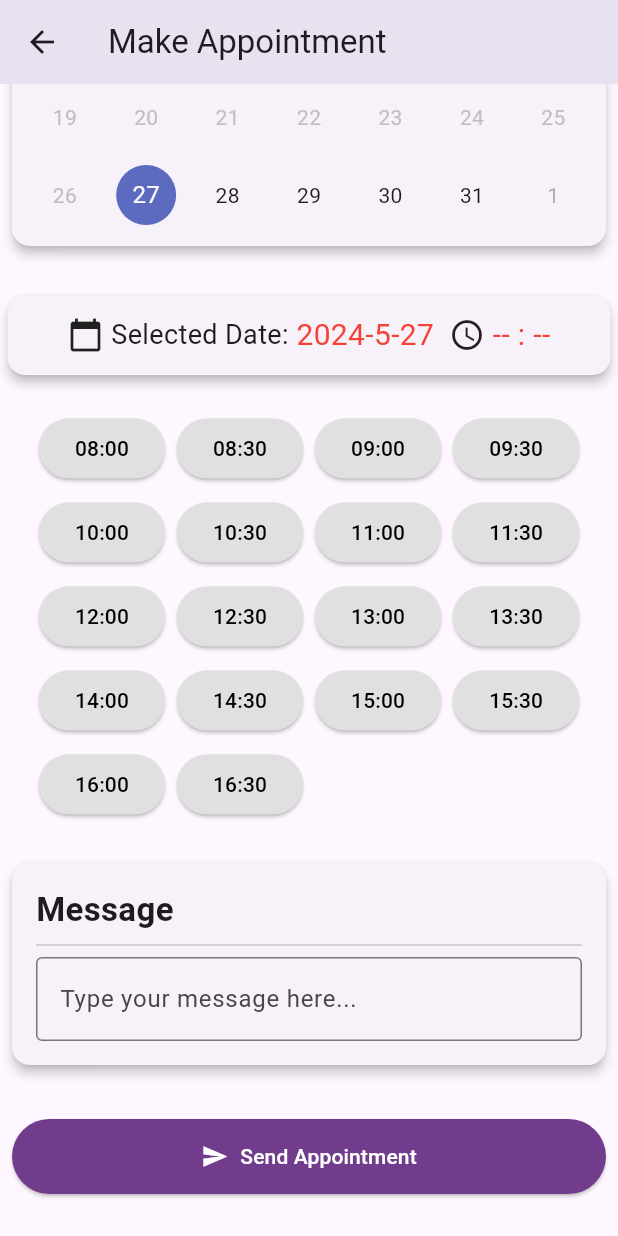
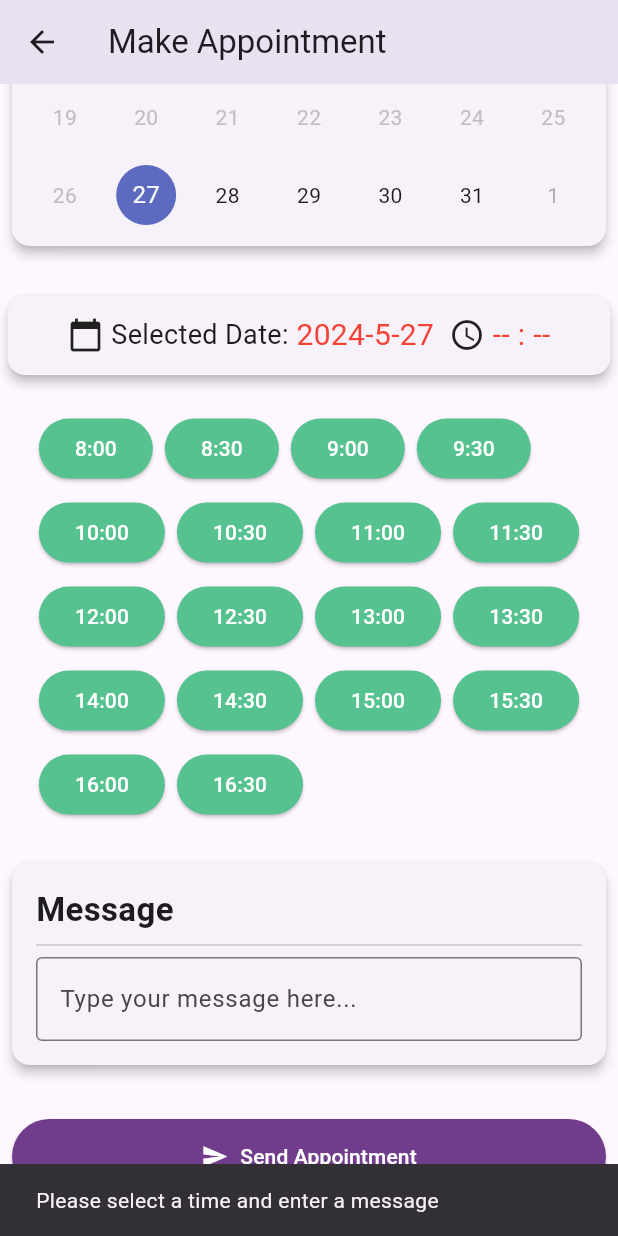
Before and after one commit to MarkPeter19/DocChat, a Flutter app: the MakeAppointmentScreen screen opened directly with empty values, scrolled down 256 dp, after a tap on "Send Appointment", on a phone screen of 412 x 824 dp. Run offline on Flutter 3.47's test engine with Material 3 defaults, Android fonts, the phone set to English and light mode, and no system bars; drawn by our look-alikes of table_calendar; our stand-ins replace cloud_firestore, file_picker, firebase_auth, firebase_core, firebase_storage, image_picker; missing offline and left inert: advance_pdf_viewer2; accounts and stored records are empty.

Commit message:
Added MakeAppointmentScreen with logic :D

```diff
--- a/Client/lib/screens/DoctorScreens/Requests/MakeAppointmentScreen.dart
+++ b/Client/lib/screens/DoctorScreens/Requests/MakeAppointmentScreen.dart
@@ -1,3 +1,5 @@
+import 'package:doctorgpt/screens/DoctorScreens/DoctorHomeScreen.dart';
+import 'package:doctorgpt/services/booking_services.dart';
 import 'package:flutter/material.dart';
 import 'package:table_calendar/table_calendar.dart';
 
@@ -20,6 +22,28 @@ class _MakeAppointmentScreenState extends State<MakeAppointmentScreen> {
   DateTime _selectedDay = DateTime.now();
   TextEditingController _messageController = TextEditingController();
   String? _selectedTime;
+  List<String> _bookedTimeSlots = [];
+
+  final BookingServices _bookingServices = BookingServices();
+
+  @override
+  void initState() {
+    super.initState();
+    _fetchBookedTimeSlots();
+  }
+
+  // Fetch booked time slots for the selected day
+  Future<void> _fetchBookedTimeSlots() async {
+    List<String> bookedTimeSlots = await _bookingServices.getBookedTimeSlots(
+      doctorId: widget.doctorId,
+      year: _selectedDay.year,
+      month: _selectedDay.month,
+      day: _selectedDay.day,
+    );
+    setState(() {
+      _bookedTimeSlots = bookedTimeSlots;
+    });
+  }
 
   @override
   Widget build(BuildContext context) {
@@ -53,6 +77,7 @@ class _MakeAppointmentScreenState extends State<MakeAppointmentScreen> {
                     setState(() {
                       _selectedDay = selectedDay;
                       _selectedTime = null; // Reset selected time when day changes
+                      _fetchBookedTimeSlots(); // Fetch booked time slots for the selected day
                     });
                   },
                 ),
@@ -107,8 +132,9 @@ class _MakeAppointmentScreenState extends State<MakeAppointmentScreen> {
             Wrap(
               spacing: 8.0,
               runSpacing: 8.0,
-              children: _buildTimeButtons(),
+              children: _buildTimeButtons(_bookedTimeSlots),
             ),
+
             SizedBox(height: 20),
 
             //message
@@ -143,7 +169,47 @@ class _MakeAppointmentScreenState extends State<MakeAppointmentScreen> {
             Padding(
               padding: const EdgeInsets.all(8.0),
               child: ElevatedButton.icon(
-                onPressed: () => {},
+                onPressed: () async {
+                  if (_selectedTime != null && _messageController.text.isNotEmpty) {
+                    // Ellenőrizzük, hogy az adott időpontra már van-e foglalás
+                    bool isAvailable = await _bookingServices.isAppointmentAvailable(
+                      doctorId: widget.doctorId,
+                      year: _selectedDay.year,
+                      month: _selectedDay.month,
+                      day: _selectedDay.day,
+                      hourMinute: _selectedTime!,
+                    );
+
+                    if (isAvailable) {
+                      // Ha elérhető az időpont, mentjük a foglalást
+                      _bookingServices.saveAppointment(
+                        doctorId: widget.doctorId,
+                        patientId: widget.patientId,
+                        year: _selectedDay.year,
+                        month: _selectedDay.month,
+                        day: _selectedDay.day,
+                        hourMinute: _selectedTime!,
+                        message: _messageController.text,
+                      );
+                      ScaffoldMessenger.of(context).showSnackBar(
+                        SnackBar(content: Text('Appointment saved successfully')),
+                      );
+                      Navigator.pushReplacement(
+                        context,
+                        MaterialPageRoute(builder: (context) => DoctorHomeScreen()),
+                      );
+                    } else {
+                      // Ha már foglalt az időpont, megjelenítünk egy üzenetet és nem engedjük a mentést
+                      ScaffoldMessenger.of(context).showSnackBar(
+                        SnackBar(content: Text('This time slot is already booked')),
+                      );
+                    }
+                  } else {
+                    ScaffoldMessenger.of(context).showSnackBar(
+                      SnackBar(content: Text('Please select a time and enter a message')),
+                    );
+                  }
+                },
                 label: const Text('Send Appointment'),
                 icon: const Icon(Icons.send),
                 style: ElevatedButton.styleFrom(
@@ -162,26 +228,38 @@ class _MakeAppointmentScreenState extends State<MakeAppointmentScreen> {
   }
 
   // Build time buttons
-  List<Widget> _buildTimeButtons() {
+  // Build time buttons
+List<Widget> _buildTimeButtons(List<String> bookedTimeSlots) {
   List<Widget> buttons = [];
   for (int hour = 8; hour <= 16; hour++) {
     for (int minute = 0; minute < 60; minute += 30) {
-        String time = '${hour.toString().padLeft(2, '0')}:${minute.toString().padLeft(2, '0')}';
+      String minuteString = minute.toString().padLeft(2, '0');
+      String time = '$hour:$minuteString';
+      bool isBooked = bookedTimeSlots.contains(time); // Check if time is in bookedTimeSlots
+
       buttons.add(
         ElevatedButton(
-            onPressed: () {
+          onPressed: !isBooked
+              ? () {
                   setState(() {
                     _selectedTime = time;
                   });
-            },
+                }
+              : null,
           style: ElevatedButton.styleFrom(
-              primary: _selectedTime == time ? Colors.green : Colors.grey[300],
-              shape: RoundedRectangleBorder(borderRadius: BorderRadius.circular(20.0)),
+            primary: _selectedTime == time
+                ? Color.fromARGB(255, 231, 114, 56) // Change color to orange if selected
+                : isBooked
+                    ? Colors.red // Change color to red if booked
+                    : Color.fromARGB(255, 85, 194, 143), // Otherwise, keep it green
+            shape: RoundedRectangleBorder(
+              borderRadius: BorderRadius.circular(20.0),
+            ),
           ),
           child: Text(
             time,
             style: TextStyle(
-                color: _selectedTime == time ? Colors.white : Colors.black,
+              color: Colors.white,
             ),
           ),
         ),
@@ -190,4 +268,5 @@ class _MakeAppointmentScreenState extends State<MakeAppointmentScreen> {
   }
   return buttons;
 }
+
 }
```
Also changed, not shown: Client/lib/services/booking_services.dart (+61 -23 lines). Lines whose indentation alone changed are shown as unchanged.
